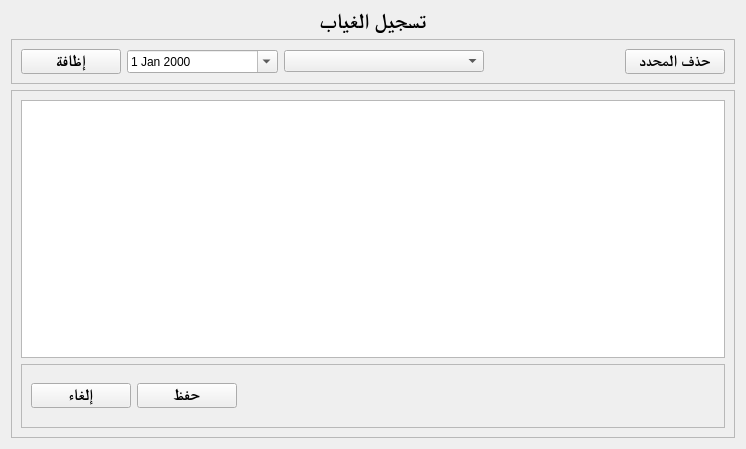
Qt form ui/checkin.ui (YassineBaghdadi/Employees-manager) before a commit.
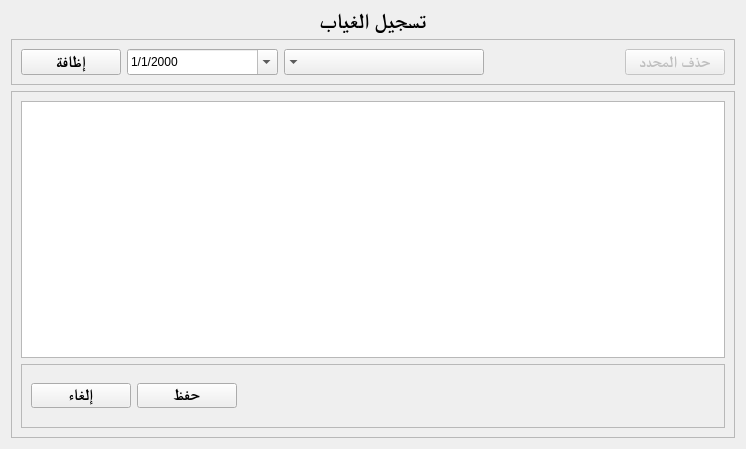
The same form after that commit.

```diff
--- a/ui/checkin.ui
+++ b/ui/checkin.ui
@@ -50,7 +50,7 @@
             <property name="minimumSize">
              <size>
               <width>100</width>
-              <height>0</height>
+              <height>26</height>
              </size>
             </property>
             <property name="maximumSize">
@@ -77,7 +77,7 @@
             <property name="minimumSize">
              <size>
               <width>151</width>
-              <height>0</height>
+              <height>26</height>
              </size>
             </property>
             <property name="maximumSize">
@@ -86,6 +86,9 @@
               <height>16777215</height>
              </size>
             </property>
+            <property name="displayFormat">
+             <string>d/M/yyyy</string>
+            </property>
             <property name="calendarPopup">
              <bool>true</bool>
             </property>
@@ -96,7 +99,7 @@
             <property name="minimumSize">
              <size>
               <width>200</width>
-              <height>0</height>
+              <height>26</height>
              </size>
             </property>
             <property name="maximumSize">
@@ -105,6 +108,18 @@
               <height>16777215</height>
              </size>
             </property>
+            <property name="layoutDirection">
+             <enum>Qt::RightToLeft</enum>
+            </property>
+            <property name="autoFillBackground">
+             <bool>true</bool>
+            </property>
+            <property name="editable">
+             <bool>false</bool>
+            </property>
+            <property name="frame">
+             <bool>false</bool>
+            </property>
            </widget>
           </item>
           <item>
@@ -122,10 +137,13 @@
           </item>
           <item>
            <widget class="QPushButton" name="del_selected">
+            <property name="enabled">
+             <bool>false</bool>
+            </property>
             <property name="minimumSize">
              <size>
               <width>100</width>
-              <height>0</height>
+              <height>26</height>
              </size>
             </property>
             <property name="maximumSize">
```
